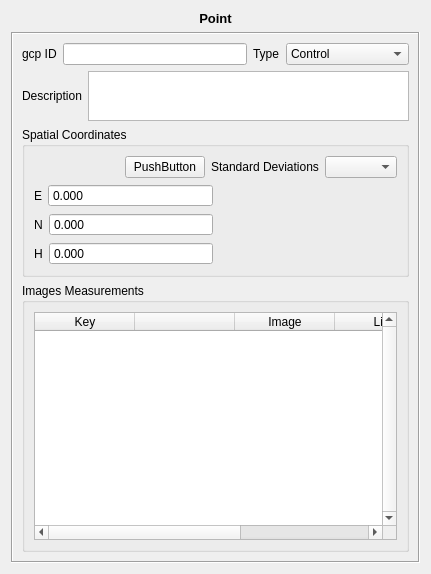
This is trunk/interface/project/PointLayout.ui in e-foto/e-foto as Qt 5 draws it before an edit. The edited form follows.
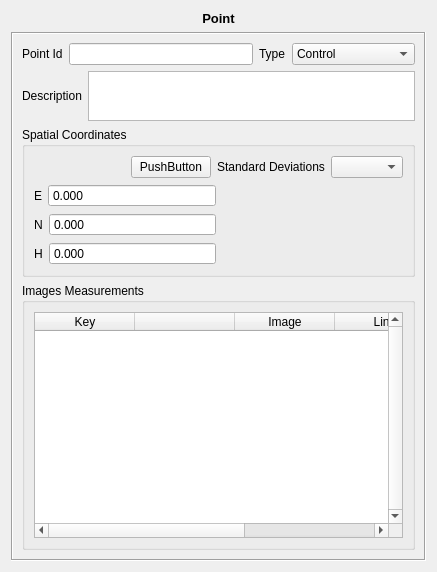
This is the edited form. Custom widgets are drawn as their Qt base class.

What changed in the file:
```diff
--- a/trunk/interface/project/PointLayout.ui
+++ b/trunk/interface/project/PointLayout.ui
@@ -6,8 +6,8 @@
    <rect>
     <x>0</x>
     <y>0</y>
-    <width>431</width>
-    <height>574</height>
+    <width>437</width>
+    <height>572</height>
    </rect>
   </property>
   <property name="windowTitle">
@@ -44,7 +44,7 @@
           <item>
            <widget class="QLabel" name="label">
             <property name="text">
-             <string>gcp ID</string>
+             <string>Point Id</string>
             </property>
            </widget>
           </item>
```
